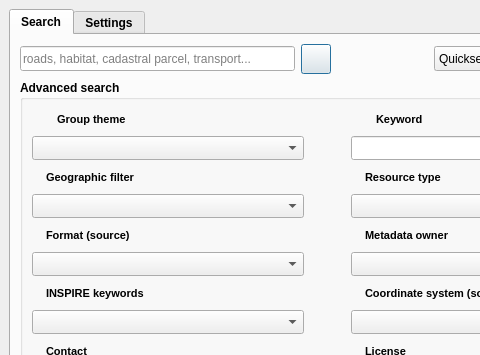
Qt form ui/isogeo_dockwidget_base.ui (isogeo/isogeo-plugin-qgis) before a commit; both pictures show x 0 to 480 and y 0 to 355 of the 654 by 822 pixel window.
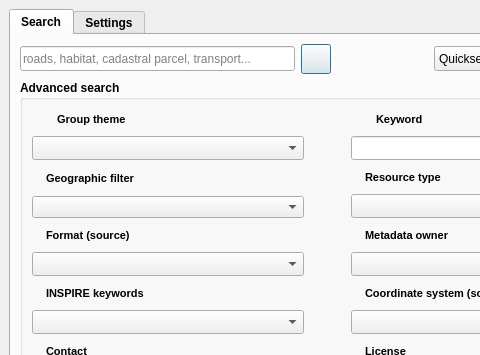
The same form after that commit. Icons and pictures are not drawn. Custom widgets are drawn as their Qt base class.

Diff of the .ui file:
```diff
--- a/ui/isogeo_dockwidget_base.ui
+++ b/ui/isogeo_dockwidget_base.ui
@@ -819,6 +819,12 @@
                      <property name="sizeAdjustPolicy">
                       <enum>QComboBox::AdjustToMinimumContentsLengthWithIcon</enum>
                      </property>
+                     <property name="iconSize">
+                      <size>
+                       <width>12</width>
+                       <height>12</height>
+                      </size>
+                     </property>
                     </widget>
                    </item>
                   </layout>
```
